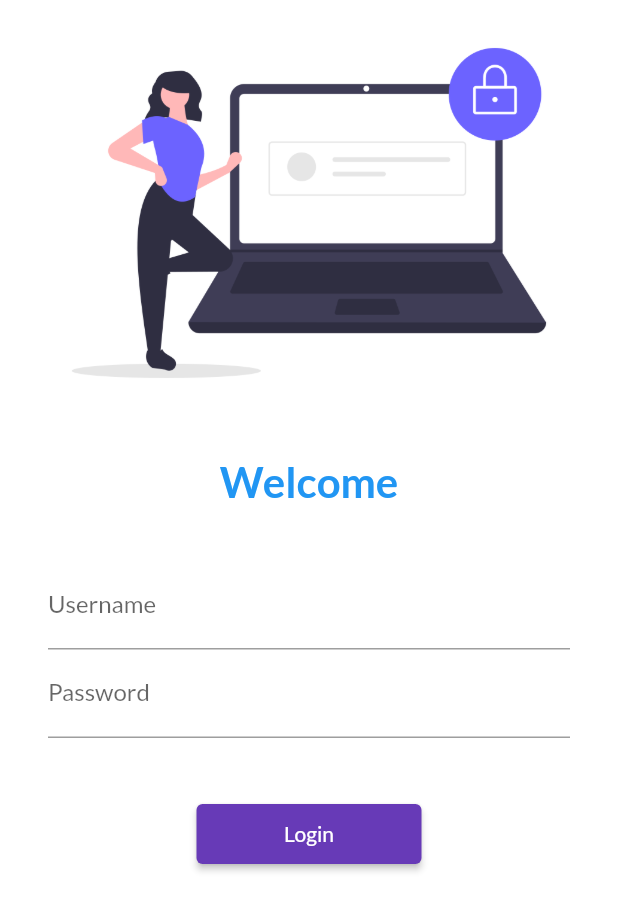
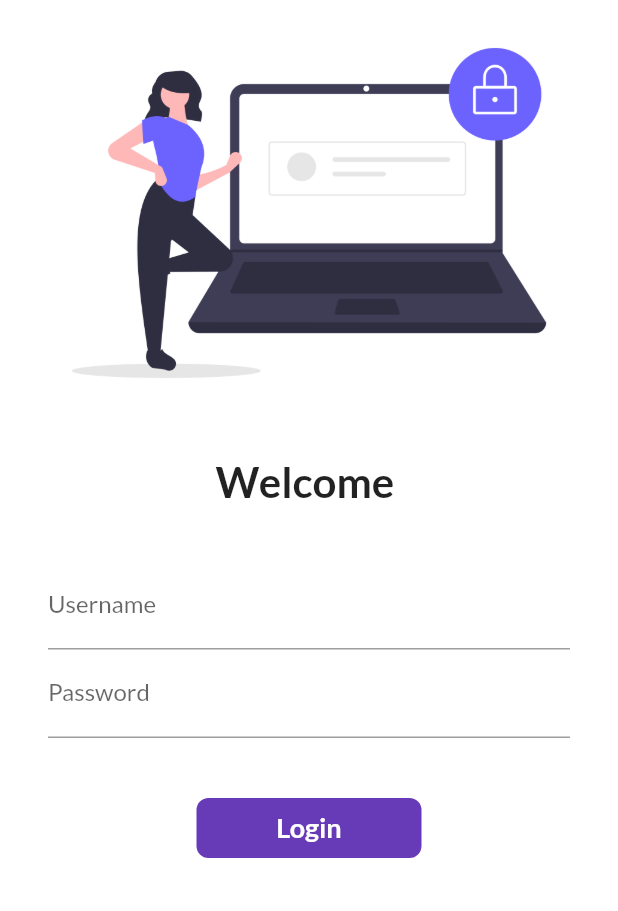
Before and after one commit to kaifmalek17/Catalog-App, a Flutter app: the screen it shows after launch, on a phone screen of 412 x 824 dp. Shown: the top 911 px of the screen. Run offline on Flutter 3.47's test engine with Material 2 defaults, Android fonts, the light colour scheme and no system bars; our stand-ins replace google_fonts.

Commit message:
day 6 completed

```diff
--- a/lib/pages/login_page.dart
+++ b/lib/pages/login_page.dart
@@ -1,8 +1,16 @@
 import 'package:flutter/material.dart';
 import 'package:mine_app/utills/routes.dart';
 
-class LoginPage extends StatelessWidget {
+class LoginPage extends StatefulWidget {
   const LoginPage({super.key});
+
+  @override
+  State<LoginPage> createState() => _LoginPageState();
+}
+
+class _LoginPageState extends State<LoginPage> {
+  String name = '';
+  bool changeButton = false;
 
   @override
   Widget build(BuildContext context) {
@@ -18,10 +26,9 @@ class LoginPage extends StatelessWidget {
             const SizedBox(
               height: 20,
             ),
-            const Text(
-              'Welcome',
-              style: TextStyle(
-                color: Colors.blue,
+            Text(
+              'Welcome $name',
+              style: const TextStyle(
                 fontSize: 28,
                 fontWeight: FontWeight.bold,
               ),
@@ -41,6 +48,10 @@ class LoginPage extends StatelessWidget {
                       hintText: 'Enter username',
                       labelText: 'Username',
                     ),
+                    onChanged: (value) {
+                      name = value;
+                      setState(() {});
+                    },
                   ),
                   TextFormField(
                     obscureText: true,
@@ -52,15 +63,54 @@ class LoginPage extends StatelessWidget {
                   const SizedBox(
                     height: 40,
                   ),
-                  ElevatedButton(
-                    style: TextButton.styleFrom(
-                      minimumSize: const Size(150, 40),
-                    ),
-                    onPressed: () {
+
+                  InkWell(
+                    onTap: () async {
+                      setState(() {
+                        changeButton = true;
+                      });
+                      await Future.delayed(
+                        Duration(seconds: 1),
+                      );
                       Navigator.pushNamed(context, MyRoutes.homeRoute);
                     },
-                    child: const Text('Login'),
+                    child: AnimatedContainer(
+                      duration: Duration(seconds: 1),
+                      width: changeButton ? 100 : 150,
+                      height: 40,
+                      alignment: Alignment.center,
+                      decoration: BoxDecoration(
+                        color: Colors.deepPurple,
+                        // shape:
+                        //     changeButton ? BoxShape.circle : BoxShape.rectangle,
+                        borderRadius:
+                            BorderRadius.circular(changeButton ? 50 : 8),
+                      ),
+                      child: changeButton
+                          ? const Icon(
+                              Icons.done,
+                              color: Colors.white,
+                            )
+                          : const Text(
+                              'Login',
+                              style: TextStyle(
+                                color: Colors.white,
+                                fontWeight: FontWeight.bold,
+                                fontSize: 18,
+                              ),
+                            ),
+                    ),
                   ),
+
+                  // ElevatedButton(
+                  //   style: TextButton.styleFrom(
+                  //     minimumSize: const Size(150, 40),
+                  //   ),
+                  //   onPressed: () {
+                  //     Navigator.pushNamed(context, MyRoutes.homeRoute);
+                  //   },
+                  //   child: const Text('Login'),
+                  // ),
                 ],
               ),
             ),
```
